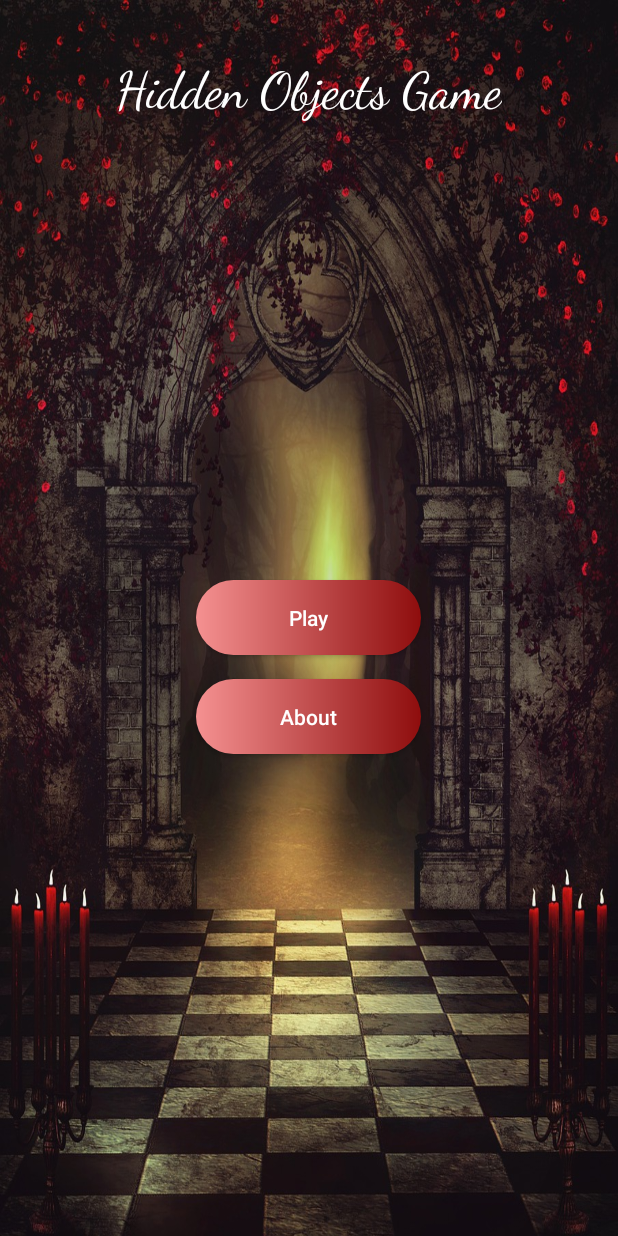
After one commit to elkassimyhajar/AR-Android-App, an Android app: the layout activity_game_main.xml on its own in the app's theme, with its tools: preview values and no code run, on a phone screen of 412 x 824 dp. The commit adds this screen. Run offline under Robolectric (Android 15) with nearby library versions, the phone set to English and light mode, and no system bars.

Commit message:
Update resources

```diff
--- a/app/src/main/res/layout/activity_first_level.xml
+++ b/app/src/main/res/layout/activity_first_level.xml
@@ -4,7 +4,7 @@
     xmlns:tools="http://schemas.android.com/tools"
     android:layout_width="match_parent"
     android:layout_height="match_parent"
-    tools:context=".FirstLevelActivity"
+    tools:context="com.example.androidproject.FirstLevelActivity"
     android:orientation="vertical"
     android:weightSum="10"
     android:background="@drawable/level_one">
--- /dev/null
+++ b/app/src/main/res/layout/activity_game_main.xml
@@ -0,0 +1,57 @@
+<?xml version="1.0" encoding="utf-8"?>
+<RelativeLayout xmlns:android="http://schemas.android.com/apk/res/android"
+    xmlns:app="http://schemas.android.com/apk/res-auto"
+    xmlns:tools="http://schemas.android.com/tools"
+    android:layout_width="match_parent"
+    android:layout_height="match_parent"
+    tools:context=".MainActivity"
+    android:background="@drawable/bg_game">
+
+    <TextView
+        android:id="@+id/textView2"
+        android:layout_width="wrap_content"
+        android:layout_height="wrap_content"
+        android:layout_centerHorizontal="true"
+        android:layout_marginTop="40dp"
+        android:text="Hidden Objects Game"
+        android:textColor="@color/white"
+        android:textSize="34sp"
+        app:fontFamily="cursive" />
+
+    <Button
+        android:id="@+id/btn_play"
+        android:layout_width="150dp"
+        android:layout_height="50dp"
+        android:layout_centerHorizontal="true"
+        android:layout_centerVertical="true"
+        android:layout_marginStart="8dp"
+        android:layout_marginLeft="8dp"
+        android:layout_marginTop="8dp"
+        android:layout_marginEnd="8dp"
+        android:layout_marginRight="8dp"
+        android:layout_marginBottom="8dp"
+        android:background="@drawable/custom_button"
+        android:text="Play"
+        android:textAllCaps="false"
+        android:textColor="@color/white"
+        android:clickable="true"/>
+
+    <Button
+        android:id="@+id/btn_about"
+        android:layout_width="150dp"
+        android:layout_height="50dp"
+        android:layout_below="@+id/btn_play"
+        android:layout_centerHorizontal="true"
+        android:layout_marginStart="8dp"
+        android:layout_marginLeft="8dp"
+        android:layout_marginTop="8dp"
+        android:layout_marginEnd="8dp"
+        android:layout_marginRight="8dp"
+        android:layout_marginBottom="8dp"
+        android:background="@drawable/custom_button"
+        android:text="About"
+        android:textAllCaps="false"
+        android:textColor="@color/white"
+        android:clickable="true"/>
+
+</RelativeLayout>
--- a/app/src/main/res/layout/activity_introductory.xml
+++ b/app/src/main/res/layout/activity_introductory.xml
@@ -5,7 +5,7 @@
     xmlns:tools="http://schemas.android.com/tools"
     android:layout_width="match_parent"
     android:layout_height="match_parent"
-    tools:context=".Introductory"
+    tools:context="com.example.androidproject.Introductory"
     android:background="@drawable/bg_game">
 
 
--- a/app/src/main/res/layout/activity_levels.xml
+++ b/app/src/main/res/layout/activity_levels.xml
@@ -4,7 +4,7 @@
     xmlns:tools="http://schemas.android.com/tools"
     android:layout_width="match_parent"
     android:layout_height="match_parent"
-    tools:context=".LevelsActivity"
+    tools:context="com.example.androidproject.LevelsActivity"
     android:orientation="vertical"
     android:background="@drawable/bg_game"
     android:weightSum="10">
@@ -18,7 +18,7 @@
 
         <TextView
             android:id="@+id/text_grid"
-            android:text="Hidden Objects Game"
+            android:text="@string/hidden_objects_game"
             android:layout_centerInParent="true"
             android:layout_width="wrap_content"
             android:layout_height="wrap_content"
--- a/app/src/main/res/layout/activity_second_level.xml
+++ b/app/src/main/res/layout/activity_second_level.xml
@@ -4,7 +4,7 @@
     xmlns:tools="http://schemas.android.com/tools"
     android:layout_width="match_parent"
     android:layout_height="match_parent"
-    tools:context=".SecondLevelActivity"
+    tools:context="com.example.androidproject.SecondLevelActivity"
     android:orientation="vertical"
     android:weightSum="10"
     android:background="@drawable/level_two">
--- a/app/src/main/res/layout/activity_third_level.xml
+++ b/app/src/main/res/layout/activity_third_level.xml
@@ -4,7 +4,7 @@
     xmlns:tools="http://schemas.android.com/tools"
     android:layout_width="fill_parent"
     android:layout_height="fill_parent"
-    tools:context=".ThirdLevelActivity"
+    tools:context="com.example.androidproject.ThirdLevelActivity"
     android:orientation="vertical"
     android:weightSum="10"
     android:background="@drawable/level_three">
--- a/app/src/main/res/values/strings.xml
+++ b/app/src/main/res/values/strings.xml
@@ -15,4 +15,5 @@
     <string name="how_to_play">How to play ?</string>
     <string name="practice_your_writing">Practice your writing</string>
     <string name="copyright_2021">Copyright © 2021</string>
+    <string name="hidden_objects_game">Hidden Objects Game</string>
 </resources>
```
Also changed, not shown: app/src/main/res/layout/activity_main.xml (+38 -46 lines), app/src/main/res/layout/activity_matchit_levels.xml (added, +38 -0 lines).
